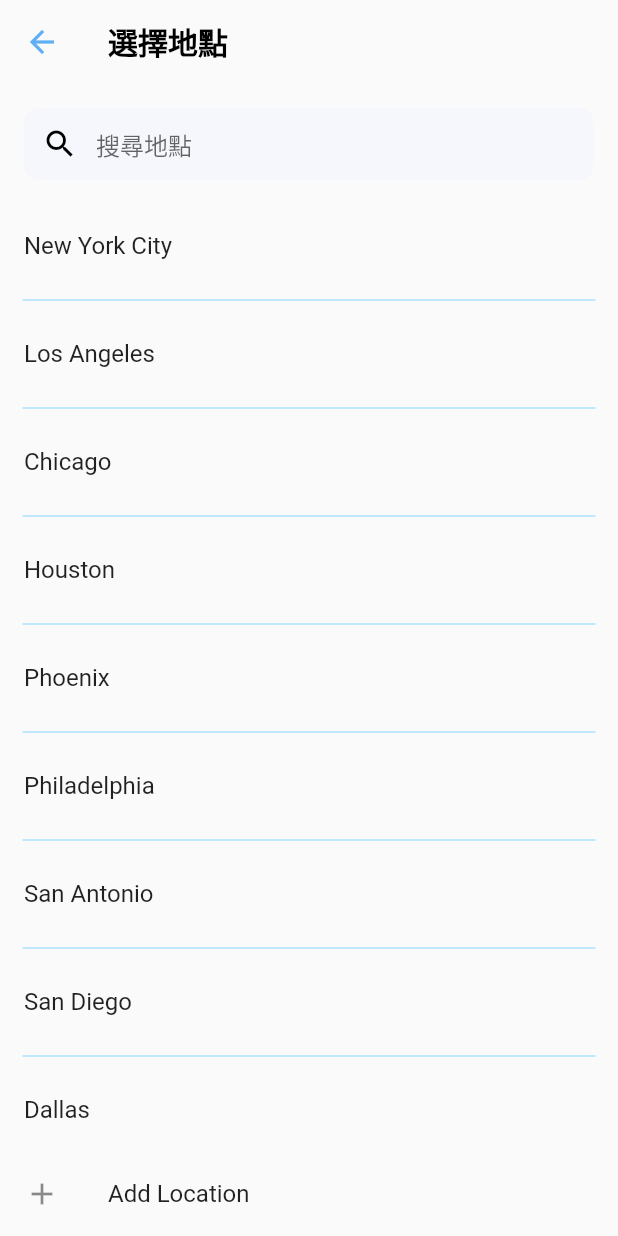
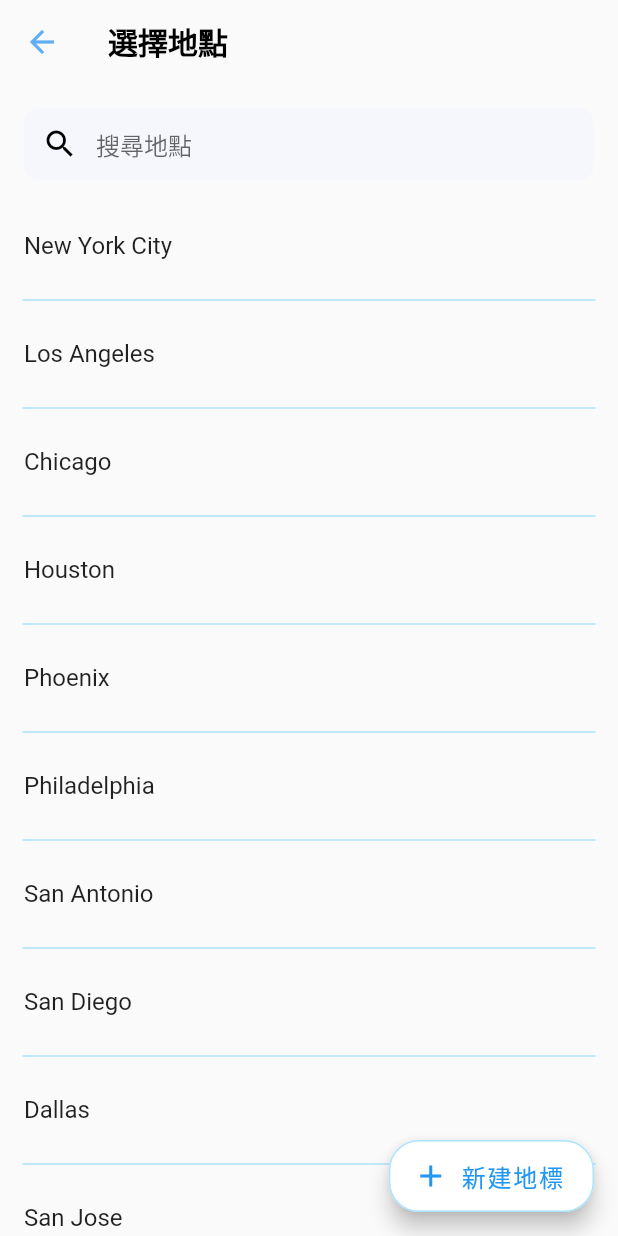
Before and after one commit to yu-hsiennn/Pet-App, a Flutter app: the SearchLocationPage screen opened directly, on a phone screen of 412 x 824 dp. Run offline on Flutter 3.47's test engine with Material 2 defaults, Android fonts, the phone set to English and light mode, and no system bars; our stand-ins replace google_maps_flutter, image_picker, shared_preferences, speech_to_text; missing offline and left inert: album_image, custom_marker; accounts and stored records are empty.

Commit message:
renew layout

```diff
--- a/lib/EditProfilePage.dart
+++ b/lib/EditProfilePage.dart
@@ -475,6 +475,7 @@ class _EditUploadPhotoState extends State<EditUploadPhoto> {
                 ),
               ),
               Container(
+                margin: EdgeInsets.only(bottom: 93),
                 child: Center(
                   child: buildNextStepButton(),
                 ),
--- a/lib/SearchLocationPage.dart
+++ b/lib/SearchLocationPage.dart
@@ -105,10 +105,10 @@ class _SearchLocationPage extends State<SearchLocationPage> {
                 },
               ),
             ),
-          ListTile(
-            leading: Icon(Icons.add),
-            title: Text("Add Location"),
-            onTap: () {
+          ],
+        ),
+        floatingActionButton: FloatingActionButton.extended(
+          onPressed: () {
             Navigator.push(
               context,
               MaterialPageRoute(
@@ -117,10 +117,18 @@ class _SearchLocationPage extends State<SearchLocationPage> {
               // Do something with returned data
             });
           },
+          backgroundColor: Colors.white,
+          foregroundColor: Colors.blue,
+          shape: RoundedRectangleBorder(
+            side: BorderSide(color: Color.fromRGBO(170, 227, 254, 1)),
+            borderRadius: BorderRadius.circular(20),
           ),
-        ],
+          label: Text(
+            '新建地標',
+            style: TextStyle(fontSize: 16),
           ),
-    );
+          icon: Icon(Icons.add),
+        ));
   }
 }
 
```
Also changed, not shown: lib/MainPage.dart (+5 -5 lines), lib/ProfilePage.dart (+4 -4 lines), lib/RegisterPage.dart (+14 -8 lines), lib/StoryPage.dart (+1 -8 lines), assets/image/_upload.png. Lines whose indentation alone changed are shown as unchanged.
